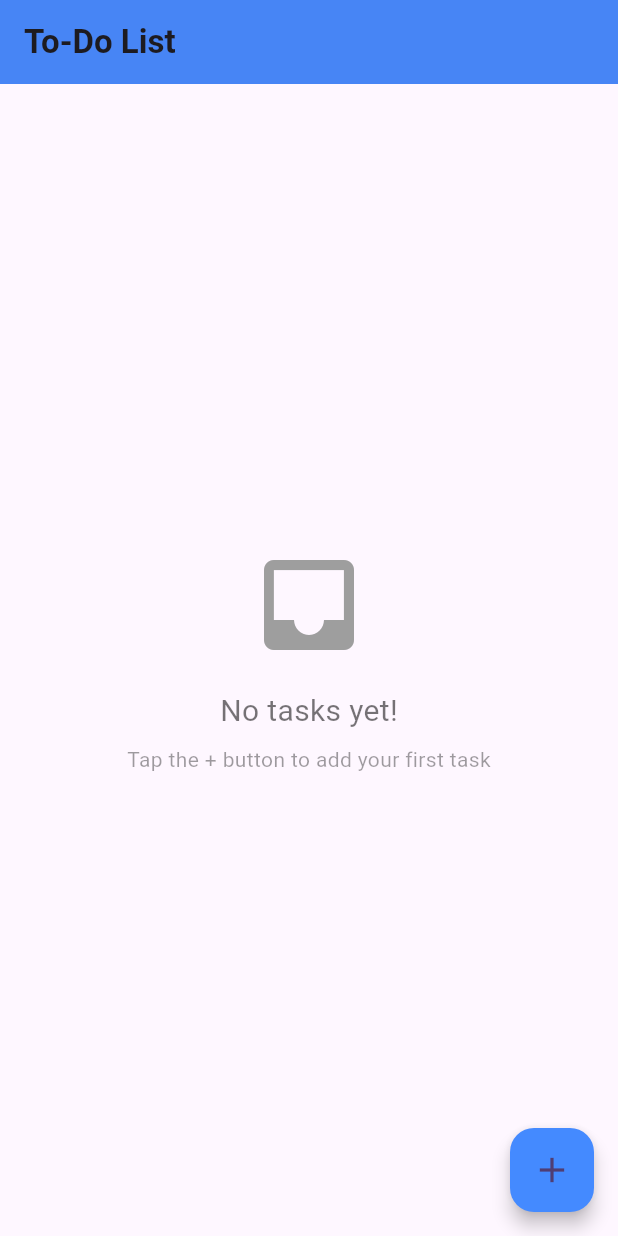
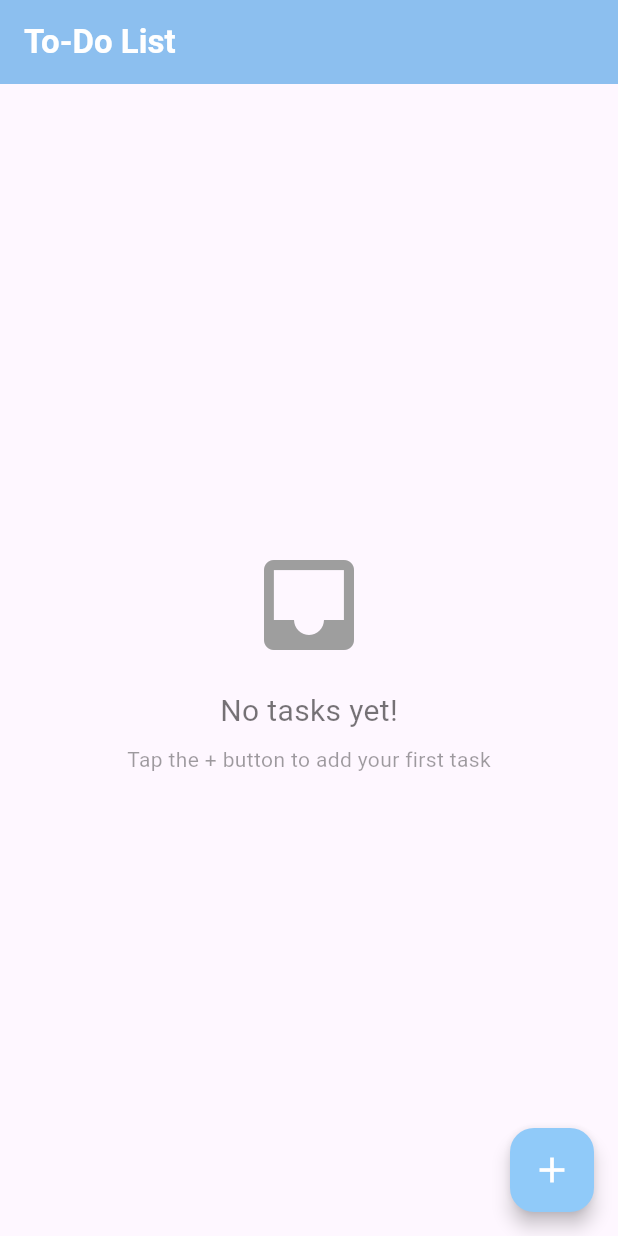
Before and after one commit to narayannalbhe1/to_do_app, a Flutter app: the screen it shows after launch, on a phone screen of 412 x 824 dp. Run offline on Flutter 3.47's test engine with Material 3 defaults, Android fonts, the phone set to English and light mode, and no system bars; our stand-ins replace shared_preferences.

Commit message:
13 april 2025

```diff
--- a/lib/views/home/HomeScreen.dart
+++ b/lib/views/home/HomeScreen.dart
@@ -117,9 +117,9 @@ class _HomeScreenState extends State<HomeScreen> {
       appBar: AppBar(
         title: const Text(
           'To-Do List',
-          style: TextStyle(fontWeight: FontWeight.bold),
+          style: TextStyle(fontWeight: FontWeight.bold, color: Colors.white),
         ),
-        backgroundColor: Colors.blueAccent,
+        backgroundColor: Colors.blue.shade200,
         elevation: 4,
       ),
       body: _todoItems.isEmpty
@@ -185,10 +185,10 @@ class _HomeScreenState extends State<HomeScreen> {
               },
             ),
       floatingActionButton: FloatingActionButton(
-        backgroundColor: Colors.blueAccent,
+        backgroundColor: Colors.blue.shade200,
         elevation: 5,
         onPressed: _displayDialog,
-        child: const Icon(Icons.add, size: 28),
+        child: const Icon(Icons.add, size: 28, color: Colors.white,),
       ),
     );
   }
```
Also changed, not shown: 3 other files.
